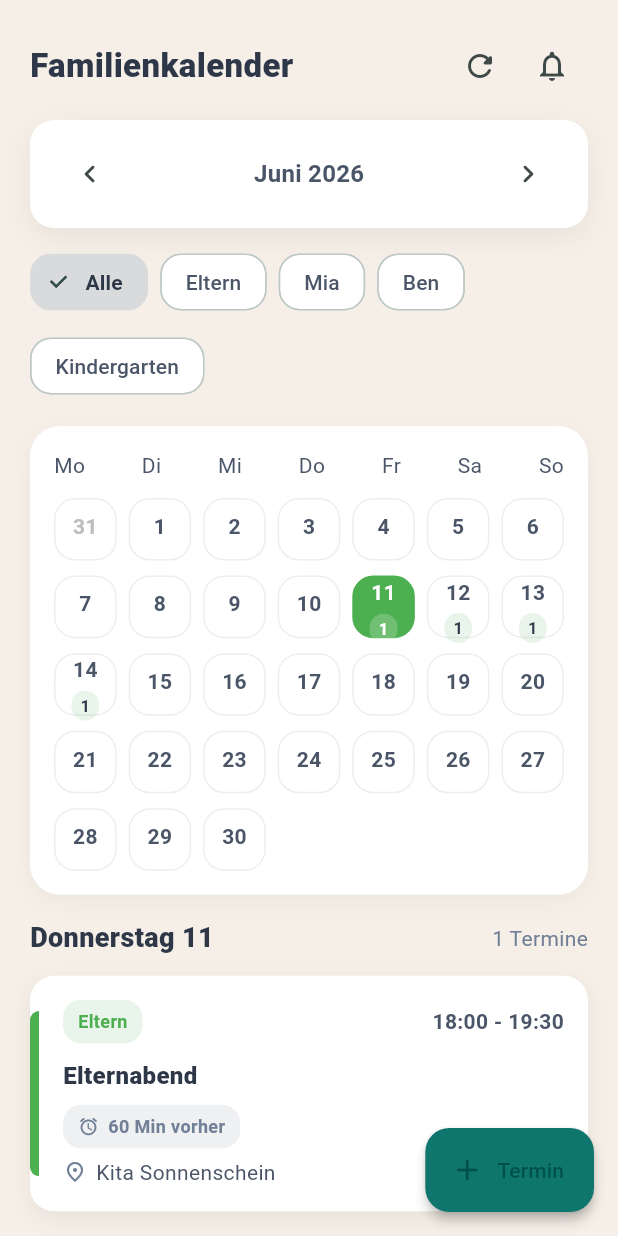
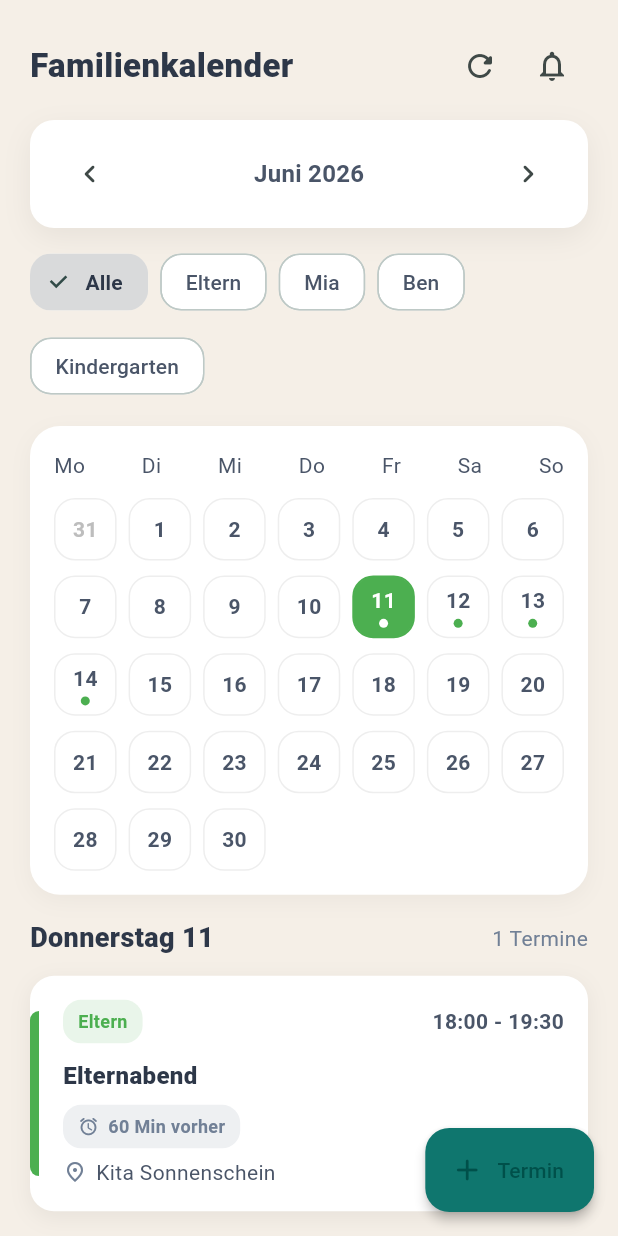
Before and after one commit to fatihbucak56-beep/Parentpeak, a Flutter app: the CalendarScreen screen opened directly, on a phone screen of 412 x 824 dp. Run offline on Flutter 3.47's test engine with Material 3 defaults, Android fonts, the phone set to English and light mode, and no system bars; our stand-ins replace flutter_dotenv, flutter_local_notifications, flutter_secure_storage, google_generative_ai, shared_preferences, timezone; accounts and stored records are empty; network calls fail.

Commit message:
Fix calendar day-cell overflow on small tiles

```diff
--- a/lib/ui/calendar_screen.dart
+++ b/lib/ui/calendar_screen.dart
@@ -733,7 +733,12 @@ class _MonthGrid extends StatelessWidget {
                       width: isSelected ? 1.4 : 1,
                     ),
                   ),
-                  child: Column(
+                  child: LayoutBuilder(
+                    builder: (context, constraints) {
+                      final compactTile = constraints.maxHeight < 44;
+
+                      return Column(
+                        mainAxisSize: MainAxisSize.min,
                         mainAxisAlignment: MainAxisAlignment.center,
                         children: [
                           Text(
@@ -743,15 +748,27 @@ class _MonthGrid extends StatelessWidget {
                               color: textColor,
                             ),
                           ),
-                      const SizedBox(height: 4),
-                      if (eventCount > 0)
-                        Container(
+                          if (eventCount > 0) ...[
+                            SizedBox(height: compactTile ? 2 : 4),
+                            compactTile
+                                ? Container(
+                                    width: 6,
+                                    height: 6,
+                                    decoration: BoxDecoration(
+                                      color: isSelected
+                                          ? Colors.white
+                                          : const Color(0xFF4CAF50),
+                                      shape: BoxShape.circle,
+                                    ),
+                                  )
+                                : Container(
                                     padding: const EdgeInsets.symmetric(
                                         horizontal: 6, vertical: 2),
                                     decoration: BoxDecoration(
                                       color: isSelected
                                           ? Colors.white.withOpacity(0.2)
-                                : const Color(0xFF4CAF50).withOpacity(0.12),
+                                          : const Color(0xFF4CAF50)
+                                              .withOpacity(0.12),
                                       borderRadius: BorderRadius.circular(10),
                                     ),
                                     child: Text(
@@ -766,6 +783,9 @@ class _MonthGrid extends StatelessWidget {
                                     ),
                                   ),
                           ],
+                        ],
+                      );
+                    },
                   ),
                 ),
               );
```
Lines whose indentation alone changed are shown as unchanged.
